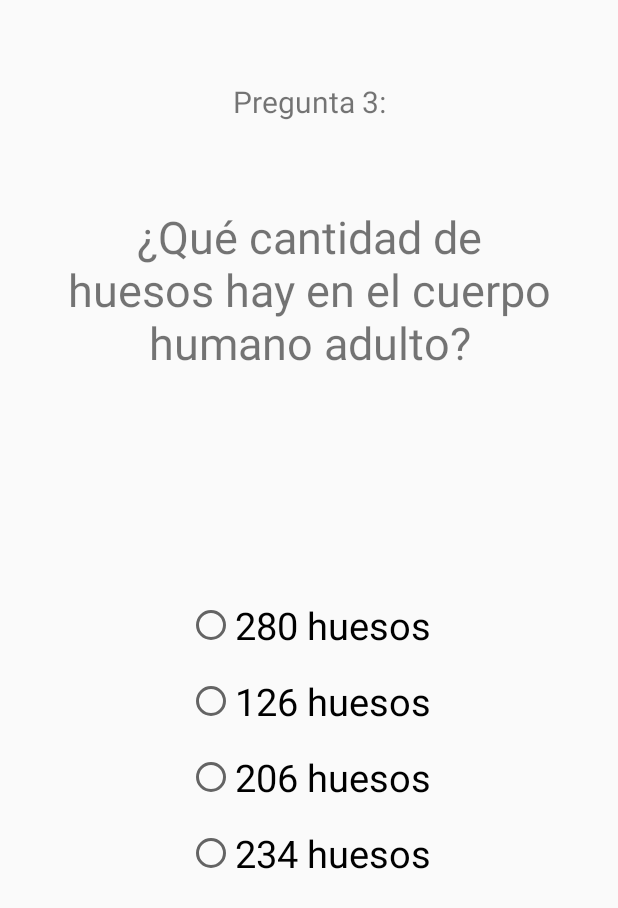
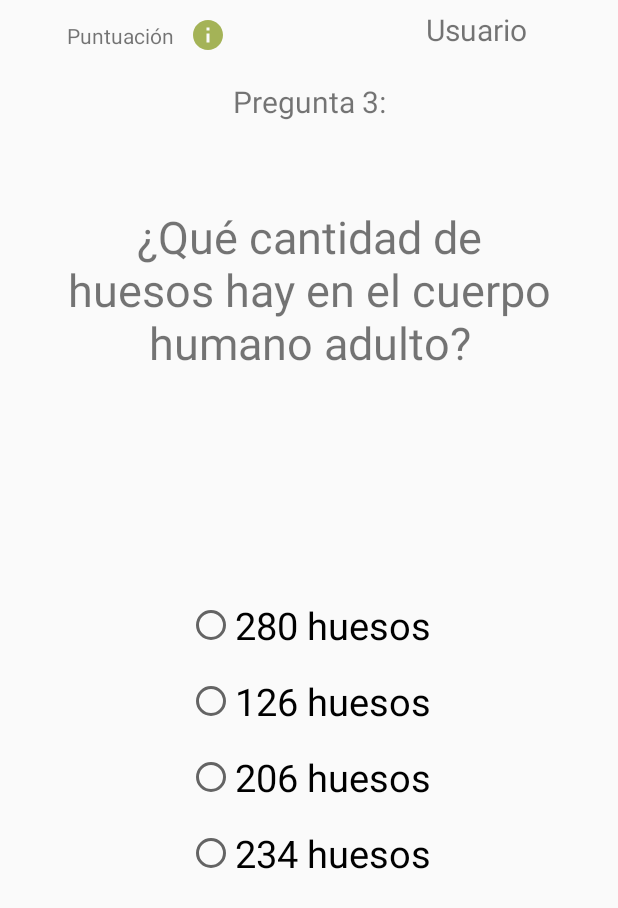
Before and after one commit to Artudoxo/TestWhataTest, an Android app: the TerceraPregunta screen opened directly, with no data from a screen before it, on a phone screen of 412 x 824 dp. Shown: the top 908 px of the screen. Run offline under Robolectric (Android 15) with nearby library versions, the phone set to English and light mode, and no system bars.

Commit message:
Añadido el boton de puntuacion en la pregunta 3, solucionado el paso de variables con Bundle().

```diff
--- a/app/src/main/java/com/liarkat/testwhatatest/SegundaPregunta.java
+++ b/app/src/main/java/com/liarkat/testwhatatest/SegundaPregunta.java
@@ -18,6 +18,7 @@ import org.w3c.dom.Text;
 public class SegundaPregunta extends AppCompatActivity {
     RadioButton r21, r22, r23, r24;
     int rst2;
+
     TextView users;
     ImageButton ibtn;
     public static int espera = 1000;
@@ -34,6 +35,7 @@ public class SegundaPregunta extends AppCompatActivity {
         Bundle bundle = new Bundle();
         bundle = getIntent().getExtras();
         String us = bundle.getString("user");
+
         users.setText(us);
 
 
@@ -79,10 +81,14 @@ public class SegundaPregunta extends AppCompatActivity {
     }
 
     public void Tercerapregunta1(){
+        Bundle bundle2 = new Bundle();
+        bundle2 = getIntent().getExtras();
         Intent intent1 = new Intent(this, TerceraPregunta.class);
         intent1.putExtra("result2", rst2);
         String us2 =  users.getText().toString();
+        int rs1 = bundle2.getInt("result1");
         intent1.putExtra("user", us2);
+        intent1.putExtra("result1", rs1);
         startActivity(intent1);
         finish();
     }
@@ -99,9 +105,9 @@ public class SegundaPregunta extends AppCompatActivity {
 
     public void Mostrar_dialogo(){
         new Bundle();
-        Bundle bundle2;
-        bundle2 = getIntent().getExtras();
-        int p1 = bundle2.getInt("result1");
+        Bundle bundle3;
+        bundle3 = getIntent().getExtras();
+        int p1 = bundle3.getInt("result1");
         AlertDialog.Builder dialogo = new AlertDialog.Builder(this);
         dialogo.setTitle("Puntuación");
         dialogo.setIcon(android.R.drawable.ic_dialog_info);
--- a/app/src/main/res/layout/activity_tercera_pregunta.xml
+++ b/app/src/main/res/layout/activity_tercera_pregunta.xml
@@ -10,6 +10,50 @@
         android:layout_width="match_parent"
         android:layout_height="match_parent">
 
+        <TextView
+            android:layout_width="wrap_content"
+            android:layout_height="wrap_content"
+            android:layout_marginStart="8dp"
+            android:layout_marginLeft="8dp"
+            android:layout_marginEnd="8dp"
+            android:layout_marginRight="8dp"
+            android:layout_marginBottom="8dp"
+            android:text="@string/usuario"
+            android:textSize="20dp"
+            app:layout_constraintBottom_toTopOf="@+id/guideline41"
+            app:layout_constraintEnd_toEndOf="parent"
+            app:layout_constraintStart_toStartOf="@+id/guideline39"
+            app:layout_constraintTop_toTopOf="parent" />
+
+        <TextView
+            android:id="@+id/textView17"
+            android:layout_width="wrap_content"
+            android:layout_height="wrap_content"
+            android:layout_marginTop="8dp"
+            android:layout_marginBottom="8dp"
+            android:text="@string/puntuacion"
+            app:layout_constraintStart_toStartOf="parent"
+            app:layout_constraintBottom_toTopOf="@+id/guideline41"
+            app:layout_constraintTop_toTopOf="parent"
+            app:layout_constraintEnd_toStartOf="@+id/guideline40"
+            tools:layout_editor_absoluteX="16dp" />
+
+        <ImageButton
+            android:id="@+id/imageButton"
+            android:layout_width="wrap_content"
+            android:layout_height="wrap_content"
+            android:layout_marginStart="8dp"
+            android:layout_marginLeft="8dp"
+            android:layout_marginTop="8dp"
+            android:layout_marginEnd="8dp"
+            android:layout_marginRight="8dp"
+            android:layout_marginBottom="8dp"
+            android:background="@android:color/transparent"
+            android:src="@drawable/ic_info_black_24dp"
+            app:layout_constraintBottom_toTopOf="@+id/guideline41"
+            app:layout_constraintEnd_toStartOf="@+id/guideline40"
+            app:layout_constraintStart_toEndOf="@+id/textView17"
+            app:layout_constraintTop_toTopOf="parent" />
         <TextView
             android:id="@+id/textView5"
             android:layout_width="match_parent"
@@ -67,6 +111,13 @@
             app:layout_constraintGuide_begin="460dp" />
 
         <androidx.constraintlayout.widget.Guideline
+            android:id="@+id/guideline39"
+            android:layout_width="wrap_content"
+            android:layout_height="wrap_content"
+            android:orientation="vertical"
+            app:layout_constraintGuide_begin="223dp" />
+
+        <androidx.constraintlayout.widget.Guideline
             android:id="@+id/guideline19"
             android:layout_width="wrap_content"
             android:layout_height="wrap_content"
@@ -79,6 +130,20 @@
             android:layout_height="wrap_content"
             android:orientation="horizontal"
             app:layout_constraintGuide_begin="620dp" />
+
+        <androidx.constraintlayout.widget.Guideline
+            android:id="@+id/guideline40"
+            android:layout_width="wrap_content"
+            android:layout_height="wrap_content"
+            android:orientation="vertical"
+            app:layout_constraintGuide_begin="161dp" />
+
+        <androidx.constraintlayout.widget.Guideline
+            android:id="@+id/guideline41"
+            android:layout_width="wrap_content"
+            android:layout_height="wrap_content"
+            android:orientation="horizontal"
+            app:layout_constraintGuide_begin="47dp" />
 
         <androidx.constraintlayout.widget.Guideline
             android:id="@+id/guideline21"
--- a/app/src/main/res/values/strings.xml
+++ b/app/src/main/res/values/strings.xml
@@ -64,7 +64,7 @@
     <string name="rq104">William Shakespeare</string>
     <string name="btnvolver">Volver a la pantalla principal</string>
     <string name="mensaje">Mensaje</string>
+    <string name="usuario">Usuario</string>
     <string name="puntuacion">Puntuación</string>
-    <string name="usuario">Usuario</string>
 
 </resources>
```
